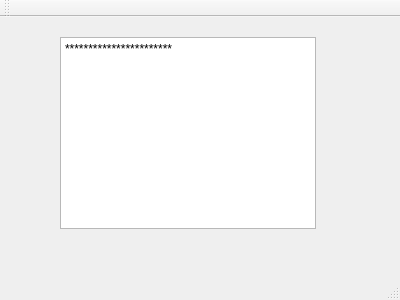
Old version of the form server/mainwindow.ui in the repository chendante/Network-homework.
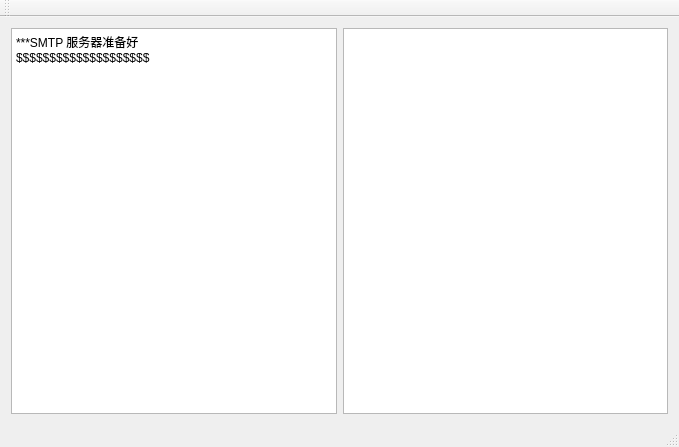
New version of the form.

What changed in the file:
```diff
--- a/server/mainwindow.ui
+++ b/server/mainwindow.ui
@@ -6,31 +6,40 @@
    <rect>
     <x>0</x>
     <y>0</y>
-    <width>400</width>
-    <height>300</height>
+    <width>679</width>
+    <height>447</height>
    </rect>
   </property>
   <property name="windowTitle">
    <string>MainWindow</string>
   </property>
   <widget class="QWidget" name="centralWidget">
+   <layout class="QGridLayout" name="gridLayout">
+    <item row="0" column="0">
+     <widget class="QTextEdit" name="textEdit">
+      <property name="html">
+       <string>&lt;!DOCTYPE HTML PUBLIC &quot;-//W3C//DTD HTML 4.0//EN&quot; &quot;http://www.w3.org/TR/REC-html40/strict.dtd&quot;&gt;
+&lt;html&gt;&lt;head&gt;&lt;meta name=&quot;qrichtext&quot; content=&quot;1&quot; /&gt;&lt;style type=&quot;text/css&quot;&gt;
+p, li { white-space: pre-wrap; }
+&lt;/style&gt;&lt;/head&gt;&lt;body style=&quot; font-family:'SimSun'; font-size:9pt; font-weight:400; font-style:normal;&quot;&gt;
+&lt;p style=&quot; margin-top:0px; margin-bottom:0px; margin-left:0px; margin-right:0px; -qt-block-indent:0; text-indent:0px;&quot;&gt;***SMTP 服务器准备好&lt;/p&gt;
+&lt;p style=&quot; margin-top:0px; margin-bottom:0px; margin-left:0px; margin-right:0px; -qt-block-indent:0; text-indent:0px;&quot;&gt;$$$$$$$$$$$$$$$$$$$$&lt;/p&gt;
+&lt;p style=&quot;-qt-paragraph-type:empty; margin-top:0px; margin-bottom:0px; margin-left:0px; margin-right:0px; -qt-block-indent:0; text-indent:0px;&quot;&gt;&lt;br /&gt;&lt;/p&gt;&lt;/body&gt;&lt;/html&gt;</string>
+      </property>
+     </widget>
+    </item>
+    <item row="0" column="1">
    <widget class="QTextBrowser" name="textBrowser">
-    <property name="geometry">
-     <rect>
-      <x>60</x>
-      <y>20</y>
-      <width>256</width>
-      <height>192</height>
-     </rect>
-    </property>
     <property name="html">
      <string>&lt;!DOCTYPE HTML PUBLIC &quot;-//W3C//DTD HTML 4.0//EN&quot; &quot;http://www.w3.org/TR/REC-html40/strict.dtd&quot;&gt;
 &lt;html&gt;&lt;head&gt;&lt;meta name=&quot;qrichtext&quot; content=&quot;1&quot; /&gt;&lt;style type=&quot;text/css&quot;&gt;
 p, li { white-space: pre-wrap; }
 &lt;/style&gt;&lt;/head&gt;&lt;body style=&quot; font-family:'SimSun'; font-size:9pt; font-weight:400; font-style:normal;&quot;&gt;
-&lt;p style=&quot; margin-top:0px; margin-bottom:0px; margin-left:0px; margin-right:0px; -qt-block-indent:0; text-indent:0px;&quot;&gt;***********************&lt;/p&gt;&lt;/body&gt;&lt;/html&gt;</string>
-    </property>
-   </widget>
+&lt;p style=&quot;-qt-paragraph-type:empty; margin-top:0px; margin-bottom:0px; margin-left:0px; margin-right:0px; -qt-block-indent:0; text-indent:0px;&quot;&gt;&lt;br /&gt;&lt;/p&gt;&lt;/body&gt;&lt;/html&gt;</string>
+      </property>
+     </widget>
+    </item>
+   </layout>
   </widget>
   <widget class="QMenuBar" name="menuBar">
    <property name="geometry">
```
Left out of the diff: 4 changed lines with no effect on the pictures. Lines whose indentation alone changed are shown as unchanged.
